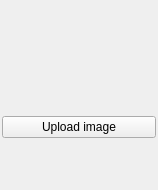
Old version of the form ui/avatar_widget.ui in the repository zkovari/plotlyst.
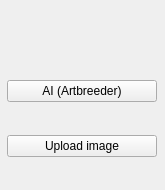
New version of the form.

Commit message: Artbreeder integration

Patch:
```diff
--- a/ui/avatar_widget.ui
+++ b/ui/avatar_widget.ui
@@ -6,12 +6,12 @@
    <rect>
     <x>0</x>
     <y>0</y>
-    <width>158</width>
+    <width>165</width>
     <height>190</height>
    </rect>
   </property>
   <property name="sizePolicy">
-   <sizepolicy hsizetype="Preferred" vsizetype="Fixed">
+   <sizepolicy hsizetype="Maximum" vsizetype="Maximum">
     <horstretch>0</horstretch>
     <verstretch>0</verstretch>
    </sizepolicy>
@@ -25,7 +25,7 @@
   <property name="maximumSize">
    <size>
     <width>16777215</width>
-    <height>190</height>
+    <height>16777215</height>
    </size>
   </property>
   <property name="windowTitle">
@@ -47,7 +47,7 @@
    <property name="bottomMargin">
     <number>2</number>
    </property>
-   <item>
+   <item alignment="Qt::AlignHCenter">
     <widget class="QLabel" name="lblAvatar">
      <property name="sizePolicy">
       <sizepolicy hsizetype="Preferred" vsizetype="Fixed">
@@ -60,11 +60,69 @@
      </property>
     </widget>
    </item>
-   <item>
+   <item alignment="Qt::AlignHCenter">
+    <widget class="QPushButton" name="btnAi">
+     <property name="sizePolicy">
+      <sizepolicy hsizetype="Maximum" vsizetype="Fixed">
+       <horstretch>0</horstretch>
+       <verstretch>0</verstretch>
+      </sizepolicy>
+     </property>
+     <property name="minimumSize">
+      <size>
+       <width>150</width>
+       <height>0</height>
+      </size>
+     </property>
+     <property name="maximumSize">
+      <size>
+       <width>150</width>
+       <height>16777215</height>
+      </size>
+     </property>
+     <property name="cursor">
+      <cursorShape>PointingHandCursor</cursorShape>
+     </property>
+     <property name="focusPolicy">
+      <enum>Qt::ClickFocus</enum>
+     </property>
+     <property name="toolTip">
+      <string>&lt;html&gt;&lt;head/&gt;&lt;body&gt;&lt;p&gt;&lt;span style=&quot; color:#55557f;&quot;&gt;Browse recently trending images from Artbreeder.com generated by AI.&lt;/span&gt;&lt;/p&gt;&lt;/body&gt;&lt;/html&gt;</string>
+     </property>
+     <property name="statusTip">
+      <string>Browse recently trending images from Artbreeder.com generated by AI.</string>
+     </property>
+     <property name="styleSheet">
+      <string notr="true">QToolTip {border: 0px;}</string>
+     </property>
+     <property name="text">
+      <string>AI (Artbreeder)</string>
+     </property>
+     <property name="base" stdset="0">
+      <bool>true</bool>
+     </property>
+     <property name="highlighted" stdset="0">
+      <bool>true</bool>
+     </property>
+    </widget>
+   </item>
+   <item alignment="Qt::AlignHCenter">
     <widget class="QPushButton" name="btnUploadAvatar">
+     <property name="sizePolicy">
+      <sizepolicy hsizetype="Fixed" vsizetype="Fixed">
+       <horstretch>0</horstretch>
+       <verstretch>0</verstretch>
+      </sizepolicy>
+     </property>
+     <property name="minimumSize">
+      <size>
+       <width>150</width>
+       <height>0</height>
+      </size>
+     </property>
      <property name="maximumSize">
       <size>
-       <width>250</width>
+       <width>150</width>
        <height>16777215</height>
       </size>
      </property>
```
Left out of the diff: 3 changed lines with no effect on the pictures. The commit also changes 4 other files.
